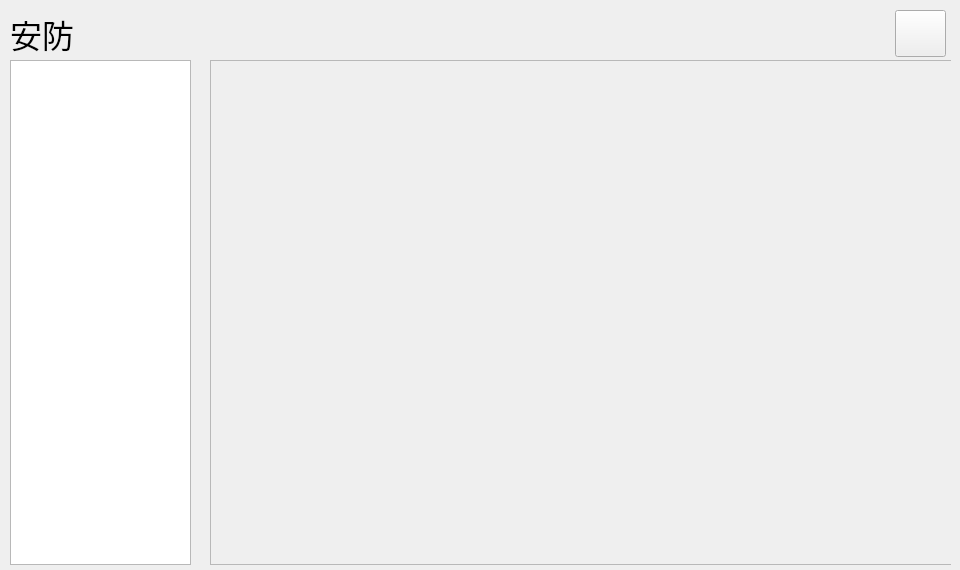
This is SmartHome/SHSecurityDlg.ui in ChenKan914/SmartHome as Qt 5 draws it before an edit. The edited form follows.
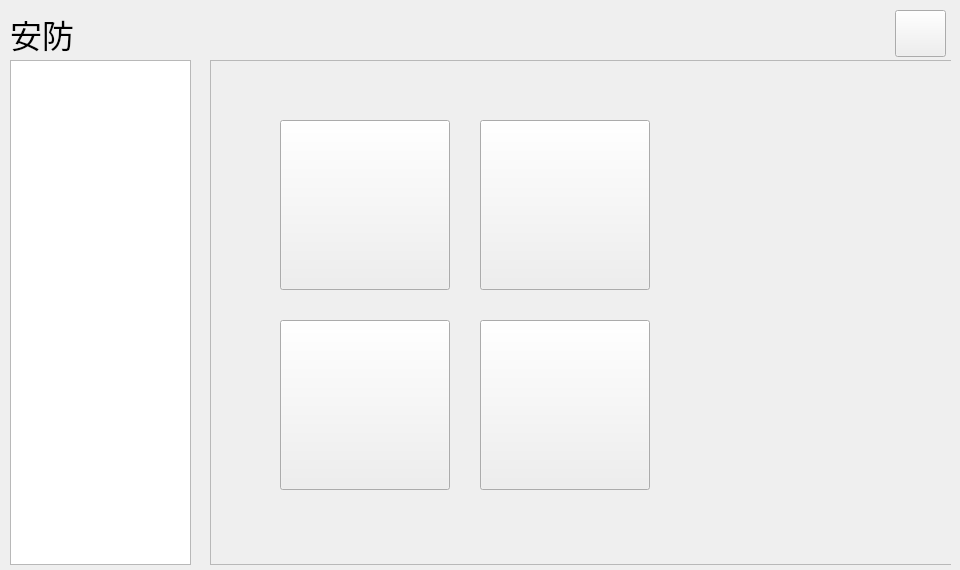
This is the edited form.

Patch:
```diff
--- a/SmartHome/SHSecurityDlg.ui
+++ b/SmartHome/SHSecurityDlg.ui
@@ -187,6 +187,21 @@
     </widget>
    </widget>
   </widget>
+  <widget class="QWidget" name="m_wgtsetting" native="true">
+   <property name="geometry">
+    <rect>
+     <x>10</x>
+     <y>60</y>
+     <width>941</width>
+     <height>505</height>
+    </rect>
+   </property>
+  </widget>
+  <zorder>m_wgtRoomEnv</zorder>
+  <zorder>m_btnBack</zorder>
+  <zorder>m_lbTitle</zorder>
+  <zorder>m_wgtLaunch</zorder>
+  <zorder>m_wgtsetting</zorder>
  </widget>
  <resources/>
  <connections/>
```
